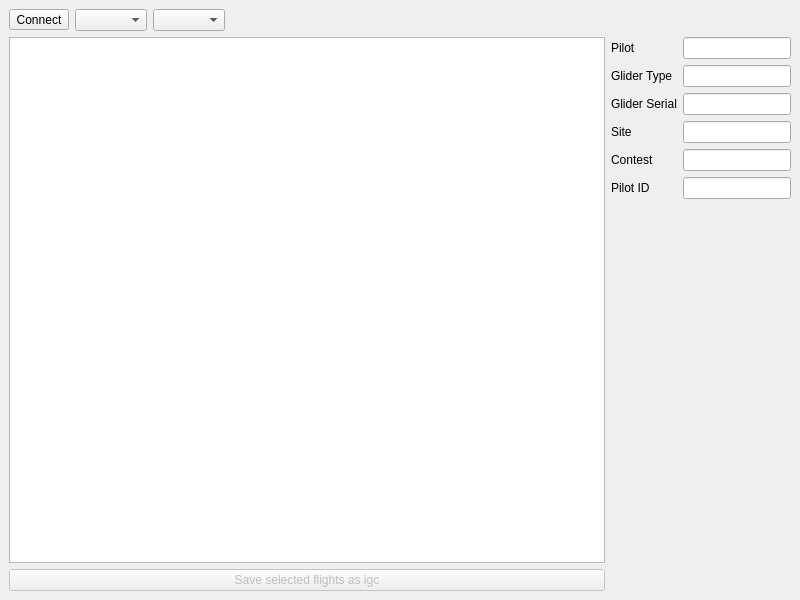
The window that app/MainWindow.ui (choosyg/FlymasterDump) describes before a commit, drawn with Qt 5.
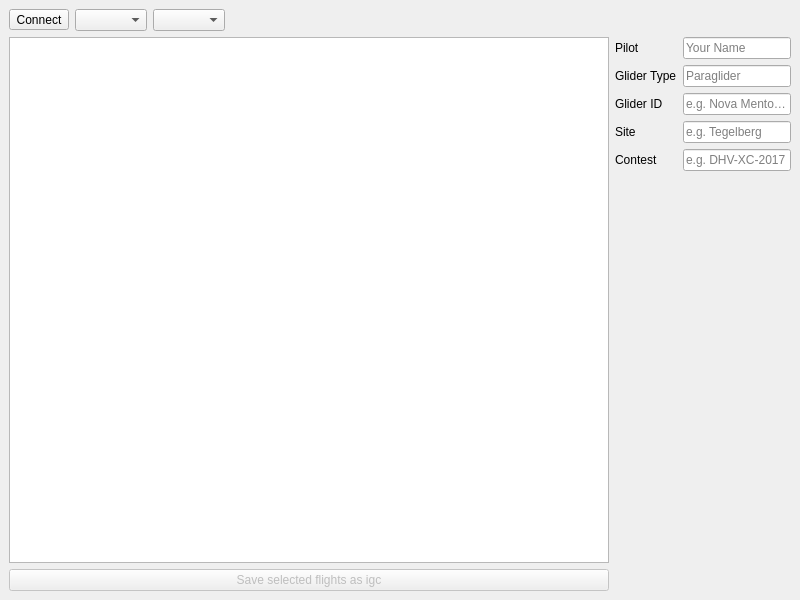
The same window after the commit.

Patch:
```diff
--- a/app/MainWindow.ui
+++ b/app/MainWindow.ui
@@ -65,7 +65,11 @@
        </widget>
       </item>
       <item row="0" column="1">
-       <widget class="QLineEdit" name="pilotEdit"/>
+       <widget class="QLineEdit" name="pilotEdit">
+        <property name="placeholderText">
+         <string>Your Name</string>
+        </property>
+       </widget>
       </item>
       <item row="1" column="0">
        <widget class="QLabel" name="label_2">
@@ -79,17 +83,24 @@
         <property name="text">
          <string/>
         </property>
+        <property name="placeholderText">
+         <string>Paraglider</string>
+        </property>
        </widget>
       </item>
       <item row="2" column="0">
        <widget class="QLabel" name="label_3">
         <property name="text">
-         <string>Glider Serial</string>
+         <string>Glider ID</string>
         </property>
        </widget>
       </item>
       <item row="2" column="1">
-       <widget class="QLineEdit" name="gliderSerialEdit"/>
+       <widget class="QLineEdit" name="gliderIdEdit">
+        <property name="placeholderText">
+         <string>e.g. Nova Mentor 5M</string>
+        </property>
+       </widget>
       </item>
       <item row="3" column="0">
        <widget class="QLabel" name="label_4">
@@ -103,6 +114,9 @@
         <property name="text">
          <string/>
         </property>
+        <property name="placeholderText">
+         <string>e.g. Tegelberg</string>
+        </property>
        </widget>
       </item>
       <item row="4" column="0">
@@ -117,18 +131,11 @@
         <property name="text">
          <string/>
         </property>
-       </widget>
-      </item>
-      <item row="5" column="0">
-       <widget class="QLabel" name="label_6">
-        <property name="text">
-         <string>Pilot ID</string>
+        <property name="placeholderText">
+         <string>e.g. DHV-XC-2017</string>
         </property>
        </widget>
       </item>
-      <item row="5" column="1">
-       <widget class="QLineEdit" name="pilotIdEdit"/>
-      </item>
      </layout>
     </item>
     <item row="2" column="0">
```
